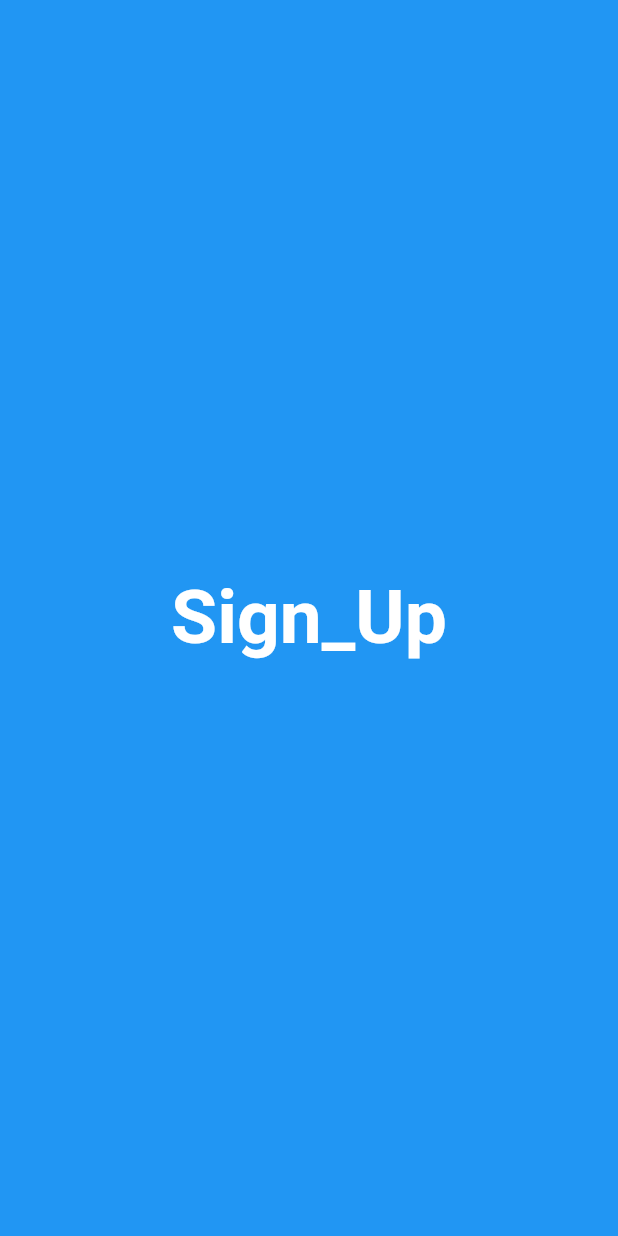
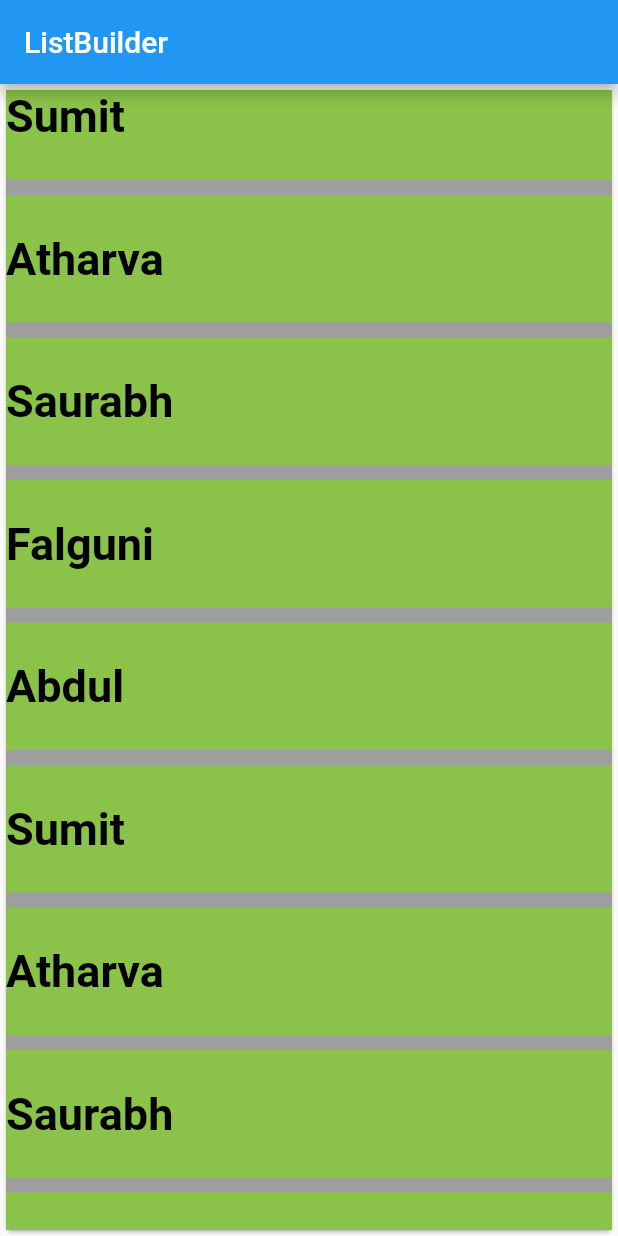
Before and after one commit to Sumit0922/flutter_sign, a Flutter app: the first screen one second after launch, on a phone screen of 412 x 824 dp. Run offline on Flutter 3.47's test engine with Material 2 defaults, Android fonts, the phone set to English and light mode, and no system bars; our stand-ins replace shared_preferences.

Commit message:
List view & Grid view

```diff
--- a/sing_up/lib/listView.dart
+++ b/sing_up/lib/listView.dart
@@ -0,0 +1,40 @@
+import 'package:flutter/material.dart';
+class listView extends StatefulWidget {
+  const listView({Key? key}) : super(key: key);
+
+  @override
+  State<listView> createState() => listViewState();
+}
+
+class listViewState extends State<listView> {
+  @override
+  Widget build(BuildContext context) {
+    var arr =["Sumit", "Atharva", "Saurabh","Falguni","Abdul","Sumit", "Atharva", "Saurabh","Falguni","Abdul"];
+
+    return Scaffold(
+      appBar: AppBar(
+        title: Text("ListBuilder"),
+      ),
+      body:
+      Card(
+        child: Container(
+          color: Colors.lightGreen,
+          child: ListView.separated (itemBuilder: (context, index)
+          {
+            return Text(arr[index],
+              style: TextStyle(fontSize: 30,fontWeight: FontWeight.bold,color: Colors.black),);
+          },
+            itemCount:arr.length,
+            separatorBuilder: (context, index){
+              return Divider(
+                height: 60,
+                thickness: 10,
+                color: Colors.grey,
+              );
+            },
+          ),
+        ),
+      ),
+    );
+  }
+}
--- a/sing_up/lib/main.dart
+++ b/sing_up/lib/main.dart
@@ -1,10 +1,11 @@
 import 'package:flutter/material.dart';
 import 'SignUpScreen.dart';
 import 'SplashScreen.dart';
+import 'listView.dart';
 
 void main() {
   runApp(const SingUp());
- //bubjbjhbjbhjb
+
 }
 
 class SingUp extends StatelessWidget {
@@ -19,7 +20,7 @@ class SingUp extends StatelessWidget {
       theme: ThemeData(
         primarySwatch: Colors.blue,
       ),
-      home: const SplashScreen(),
+      home: listView(),
 
 
     );
```
Also changed, not shown: sing_up/lib/SignUpScreen.dart (+11 -5 lines), sing_up/lib/SplashScreen.dart (+32 -6 lines), sing_up/lib/function.dart (+28 -3 lines), sing_up/lib/gridView.dart (+16 -0 lines), sing_up/lib/preference_methods.dart (+17 -0 lines).
